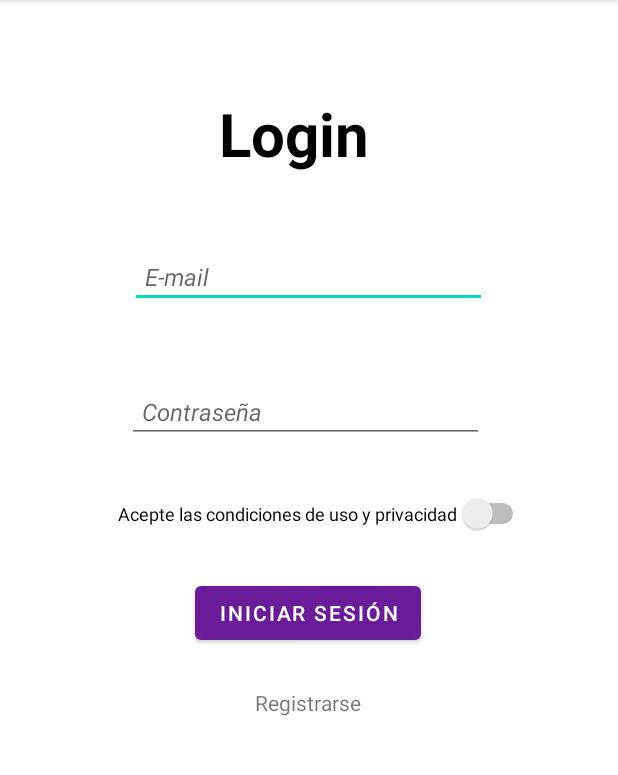
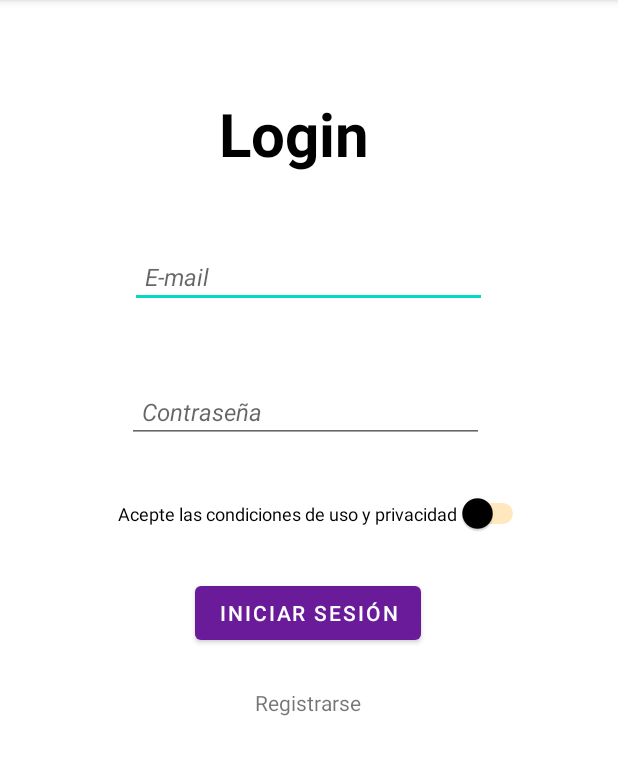
Before and after one commit to terroru29/PetControlApi22, an Android app: the LoginPetControl screen opened directly, with no data from a screen before it, on a phone screen of 412 x 824 dp, the part 84-859 px from its top. Run offline under Robolectric (Android 15) with nearby library versions, the phone set to English and light mode, and no system bars.

Commit message:
Update switch

```diff
--- /dev/null
+++ b/app/src/main/res/color/switch_thumb_selector.xml
@@ -0,0 +1,7 @@
+<?xml version="1.0" encoding="utf-8"?>
+<selector xmlns:android="http://schemas.android.com/apk/res/android">
+    <!-- Color de la barra deslizante cuando está desactivada -->
+    <item android:color="@color/colorSwitchThumbDisabled" android:state_enabled="false" />
+    <!-- Color de la barra deslizante cuando está activada -->
+    <item android:color="@color/colorSwitchThumbEnabled" />
+</selector>
--- a/app/src/main/res/layout/activity_login_petcontrol.xml
+++ b/app/src/main/res/layout/activity_login_petcontrol.xml
@@ -68,6 +68,8 @@
         android:layout_height="wrap_content"
         android:text="@string/terms"
         android:textSize="12sp"
+        android:thumbTint="@color/switch_thumb_selector"
+        android:trackTint="@color/switch_track_color"
         app:layout_constraintBottom_toBottomOf="parent"
         app:layout_constraintEnd_toEndOf="parent"
         app:layout_constraintHorizontal_bias="0.569"
--- a/app/src/main/res/values/colors.xml
+++ b/app/src/main/res/values/colors.xml
@@ -12,4 +12,10 @@
     <color name="yellow_pastel">#FFFFF176</color>
     <color name="purple">#FF6A1B9A</color>
     <color name="grey">#FF737373</color>
+
+    <!-- Switch activado/desactivado-->
+    <color name="colorSwitchThumbDisabled">@android:color/transparent</color>
+    <color name="colorSwitchThumbEnabled">@color/black</color>
+    <!-- Color fondo switch -->
+    <color name="switch_track_color">#FFA500</color>
 </resources>
--- a/app/src/main/res/values/themes.xml
+++ b/app/src/main/res/values/themes.xml
@@ -35,4 +35,5 @@
         <item name="android:textSize">16sp</item>
         <item name="android:padding">10dp</item>
     </style>
+
 </resources>
```
